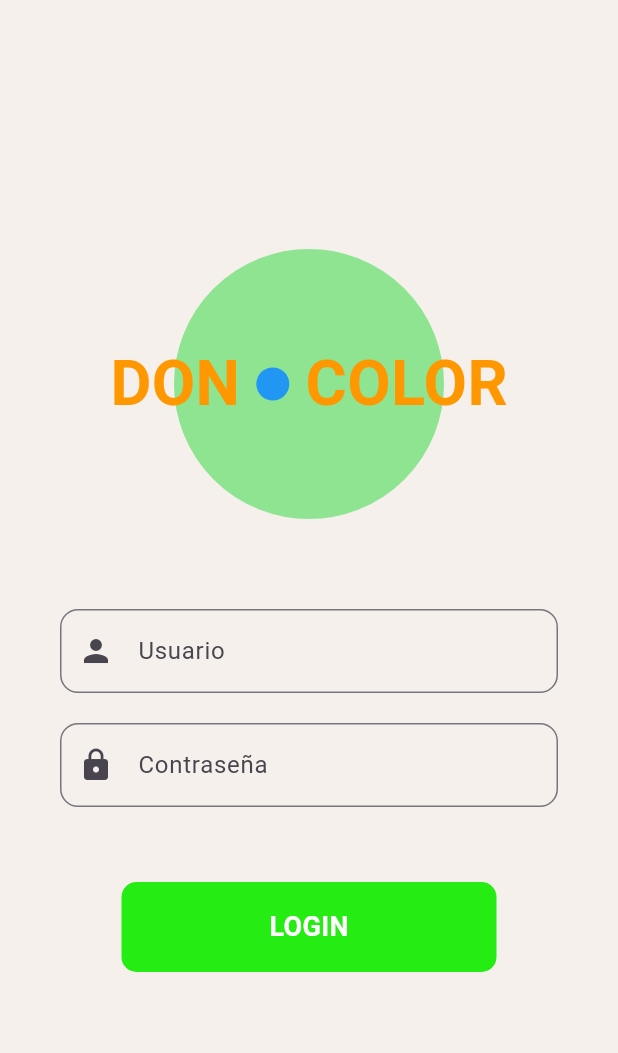
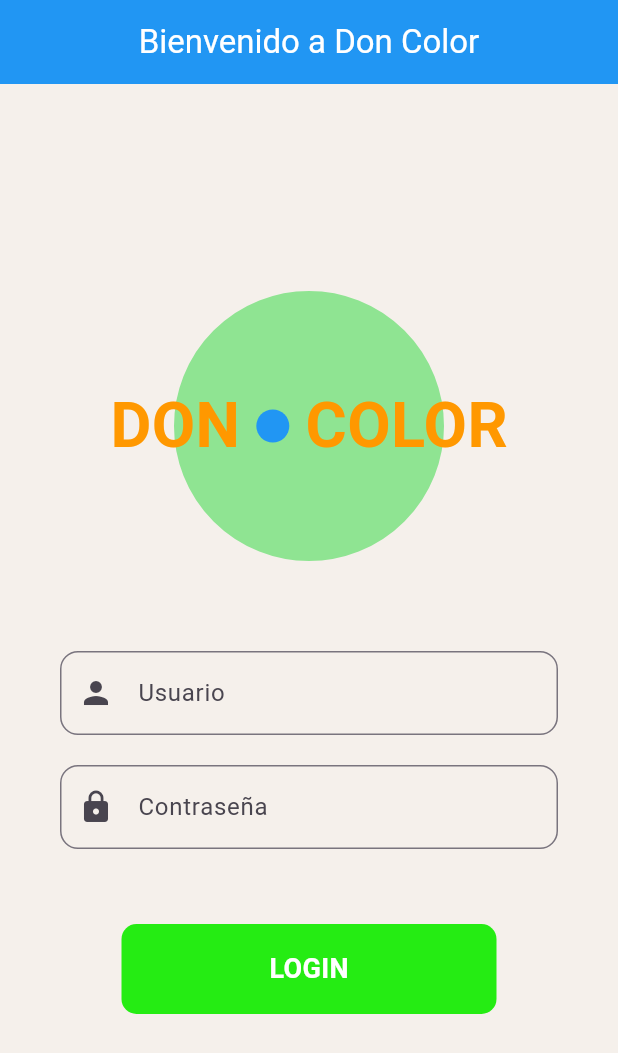
Before and after one commit to JorgeCarreras/Interfaces_Humano_Maquina-Pr-cticas-Joel-L-pez-Jorge-Carreras, a Flutter app: the screen it shows after launch, on a phone screen of 412 x 824 dp. Shown: the top 1053 px of the screen. Run offline on Flutter 3.47's test engine with Material 3 defaults, Android fonts, the phone set to English and light mode, and no system bars.

Commit message:
version final añadiendo un texto de bienvenida, requisito que nos faltaba

```diff
--- a/lib/main.dart
+++ b/lib/main.dart
@@ -24,9 +24,20 @@ class MyApp extends StatelessWidget {
 class LogoPage extends StatelessWidget {
   const LogoPage({super.key});
 
+
+
+
   @override
   Widget build(BuildContext context) {
     return Scaffold(
+      appBar: AppBar(
+        backgroundColor: Colors.blue,
+        title: const Text(
+          'Bienvenido a Don Color',
+          style: TextStyle(color: Colors.white),
+        ),
+        centerTitle: true,
+      ),
       body: Center(
         child: SingleChildScrollView(
           child: Column(
@@ -49,7 +60,7 @@ class LogoPage extends StatelessWidget {
                     ),
                   ),
 
-                  // 🔹 Texto “DON COLOR” con círculo azul en medio
+                  // Texto “DON COLOR” con círculo azul en medio
                   Row(
                     mainAxisAlignment: MainAxisAlignment.center,
                     children: [
```
